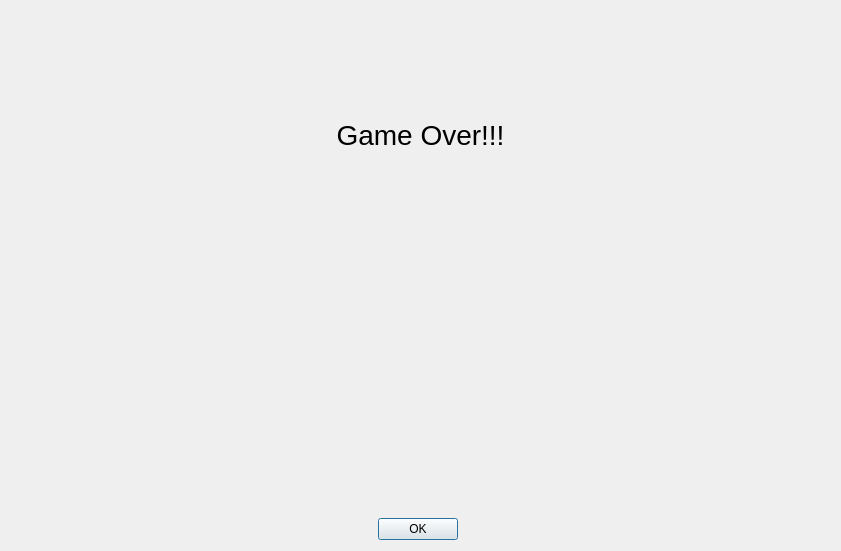
This is ui/gameoverdialog.ui in tdauth/gustavsfairyland as Qt 5 draws it before an edit. The edited form follows.
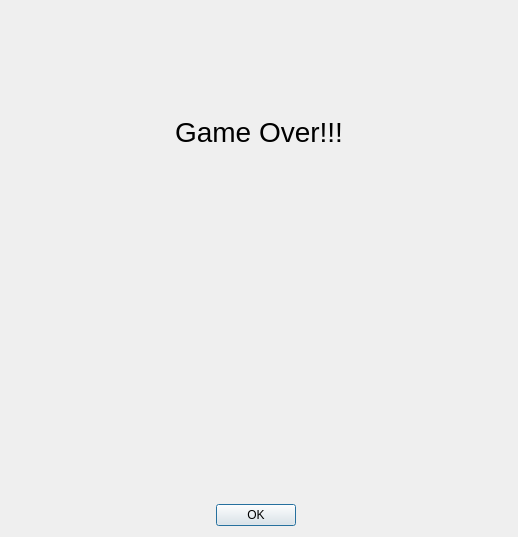
This is the edited form. Icons and pictures are not drawn.

What changed in the file:
```diff
--- a/ui/gameoverdialog.ui
+++ b/ui/gameoverdialog.ui
@@ -6,8 +6,8 @@
    <rect>
     <x>0</x>
     <y>0</y>
-    <width>841</width>
-    <height>551</height>
+    <width>518</width>
+    <height>537</height>
    </rect>
   </property>
   <property name="windowTitle">
@@ -16,6 +16,12 @@
   <layout class="QGridLayout" name="gridLayout">
    <item row="1" column="0">
     <widget class="QLabel" name="label">
+     <property name="maximumSize">
+      <size>
+       <width>500</width>
+       <height>448</height>
+      </size>
+     </property>
      <property name="text">
       <string/>
      </property>
```
Left out of the diff: 2 changed lines with no effect on the pictures.
